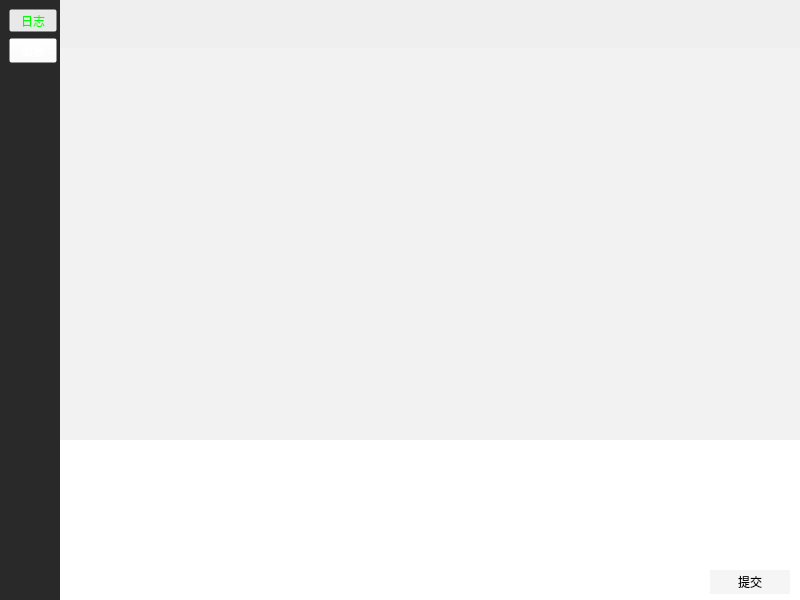
Old version of the form src/mainwindow.ui in the repository fengersoft/fourq.
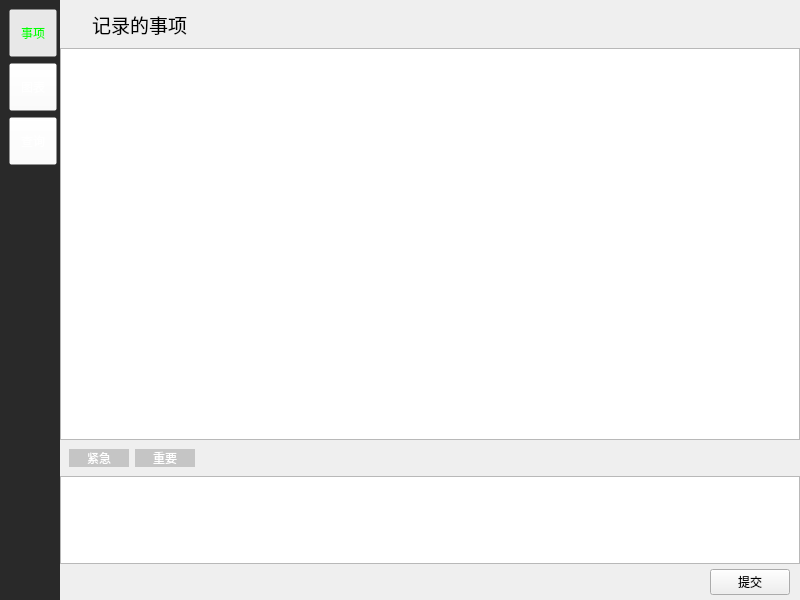
New version of the form. Icons and pictures are not drawn.

Diff of the .ui file:
```diff
--- a/src/mainwindow.ui
+++ b/src/mainwindow.ui
@@ -72,11 +72,11 @@
          <property name="minimumSize">
           <size>
            <width>48</width>
-           <height>0</height>
+           <height>48</height>
           </size>
          </property>
          <property name="text">
-          <string>日志</string>
+          <string>事项</string>
          </property>
          <property name="icon">
           <iconset resource="../app.qrc">
@@ -104,7 +104,7 @@
          <property name="minimumSize">
           <size>
            <width>48</width>
-           <height>0</height>
+           <height>48</height>
           </size>
          </property>
          <property name="text">
@@ -128,6 +128,32 @@
          </property>
         </widget>
        </item>
+       <item>
+        <widget class="QToolButton" name="btnSearch">
+         <property name="minimumSize">
+          <size>
+           <width>48</width>
+           <height>48</height>
+          </size>
+         </property>
+         <property name="text">
+          <string>查询</string>
+         </property>
+         <property name="icon">
+          <iconset resource="../app.qrc">
+           <normaloff>:/res/search.png</normaloff>:/res/search.png</iconset>
+         </property>
+         <property name="iconSize">
+          <size>
+           <width>24</width>
+           <height>24</height>
+          </size>
+         </property>
+         <property name="toolButtonStyle">
+          <enum>Qt::ToolButtonTextUnderIcon</enum>
+         </property>
+        </widget>
+       </item>
        <item>
         <spacer name="verticalSpacer">
          <property name="orientation">
@@ -157,6 +183,14 @@
   
 	background-color: rgb(242, 242, 242);
 }
+#lvData::Item:hover{
+background:rgba(255,255,255,0);
+border:none;
+ }
+#lvData::Item:selected:active{
+background:rgba(255,255,255，0);
+border:none;
+ }
 #wgtInput
 {
   
@@ -215,10 +249,48 @@
             <height>48</height>
            </size>
           </property>
+          <layout class="QHBoxLayout" name="horizontalLayout_3">
+           <property name="leftMargin">
+            <number>32</number>
+           </property>
+           <item>
+            <widget class="QLabel" name="label">
+             <property name="font">
+              <font>
+               <family>微软雅黑</family>
+               <pointsize>14</pointsize>
+              </font>
+             </property>
+             <property name="text">
+              <string>记录的事项</string>
+             </property>
+            </widget>
+           </item>
+           <item>
+            <spacer name="horizontalSpacer_2">
+             <property name="orientation">
+              <enum>Qt::Horizontal</enum>
+             </property>
+             <property name="sizeHint" stdset="0">
+              <size>
+               <width>595</width>
+               <height>20</height>
+              </size>
+             </property>
+            </spacer>
+           </item>
+          </layout>
          </widget>
         </item>
         <item>
-         <widget class="QListWidget" name="lvData"/>
+         <widget class="QListWidget" name="lvData">
+          <property name="sizeAdjustPolicy">
+           <enum>QAbstractScrollArea::AdjustToContents</enum>
+          </property>
+          <property name="resizeMode">
+           <enum>QListView::Adjust</enum>
+          </property>
+         </widget>
         </item>
         <item>
          <widget class="QWidget" name="wgtInput" native="true">
@@ -258,6 +330,59 @@
                <height>36</height>
               </size>
              </property>
+             <property name="styleSheet">
+              <string notr="true">QPushButton
+{
+   border:none;
+   width:60px;
+   height:24px;
+   color:rgb(255,255,255);
+   background-color:rgb(197,197,197);
+}
+QPushButton::checked
+{
+   border:none;
+   width:60px;
+   height:24px;
+   color:rgb(255,255,255);
+   background-color:rgb(220,20,60);
+}</string>
+             </property>
+             <layout class="QHBoxLayout" name="horizontalLayout_4">
+              <item>
+               <widget class="QPushButton" name="btnIsEmergent">
+                <property name="text">
+                 <string>紧急</string>
+                </property>
+                <property name="checkable">
+                 <bool>true</bool>
+                </property>
+               </widget>
+              </item>
+              <item>
+               <widget class="QPushButton" name="btnIsImportant">
+                <property name="text">
+                 <string>重要</string>
+                </property>
+                <property name="checkable">
+                 <bool>true</bool>
+                </property>
+               </widget>
+              </item>
+              <item>
+               <spacer name="horizontalSpacer_3">
+                <property name="orientation">
+                 <enum>Qt::Horizontal</enum>
+                </property>
+                <property name="sizeHint" stdset="0">
+                 <size>
+                  <width>587</width>
+                  <height>15</height>
+                 </size>
+                </property>
+               </spacer>
+              </item>
+             </layout>
             </widget>
            </item>
            <item>
```
Left out of the diff: 2 changed lines with no effect on the pictures.
